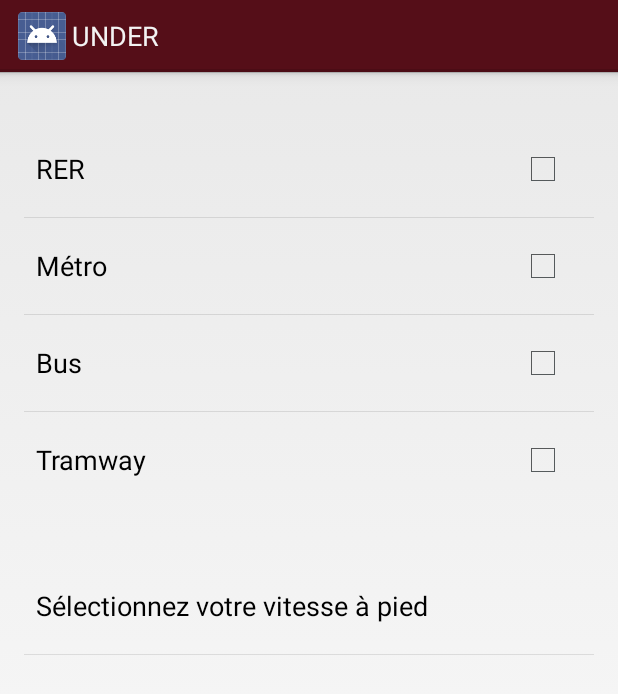
After one commit to PoulpiFr/Pegasus, an Android app: the fragment ItinaryPreferenceFragment shown on its own in the app's theme, on a phone screen of 412 x 824 dp. The commit adds this screen. Shown: the top 694 px of the screen. Run offline under Robolectric (Android 15) with nearby library versions, the phone set to English and light mode, and no system bars.

Commit message:
preference fragment and google api en français

```diff
--- a/pegasus/src/main/java/fr/poulpi/pegasus/MainActivity.java
+++ b/pegasus/src/main/java/fr/poulpi/pegasus/MainActivity.java
@@ -4,8 +4,10 @@ import android.app.Activity;
 import android.app.Fragment;
 import android.app.FragmentManager;
 import android.app.FragmentTransaction;
+import android.content.SharedPreferences;
 import android.content.res.Configuration;
 import android.os.Bundle;
+import android.preference.PreferenceManager;
 import android.support.v4.app.ActionBarDrawerToggle;
 import android.support.v4.view.GravityCompat;
 import android.support.v4.widget.DrawerLayout;
@@ -22,6 +24,7 @@ import java.util.Arrays;
 import fr.poulpi.pegasus.adapters.DrawerItemAdapter;
 import fr.poulpi.pegasus.cards.ItinarySearchCard;
 import fr.poulpi.pegasus.fragments.ItinaryFragment;
+import fr.poulpi.pegasus.fragments.ItinaryPreferenceFragment;
 import fr.poulpi.pegasus.fragments.MetroMapFragment;
 import fr.poulpi.pegasus.fragments.OfflineFragment;
 import fr.poulpi.pegasus.fragments.SearchFragment;
@@ -110,8 +113,14 @@ public class MainActivity extends Activity implements StopFragment.OnFragmentInt
     private void selectItem(int position) {
 
         Fragment fragment;
-        if(position == 1){
+        if(position == 0) {
+            fragment = SearchFragment.newInstance();
+        }
+        else if(position == 1) {
             fragment = MetroMapFragment.newInstance();
+        }
+        else if(position == 4){
+                fragment = ItinaryPreferenceFragment.newInstance();
         } else {
            fragment = new OfflineFragment();
         }
@@ -250,4 +259,6 @@ public class MainActivity extends Activity implements StopFragment.OnFragmentInt
         }
 
     }
+
+
 }
--- /dev/null
+++ b/pegasus/src/main/java/fr/poulpi/pegasus/fragments/ItinaryPreferenceFragment.java
@@ -0,0 +1,38 @@
+package fr.poulpi.pegasus.fragments;
+
+/**
+ * Created by paul-henri on 3/26/14.
+ */
+
+import android.app.Fragment;
+import android.content.SharedPreferences;
+import android.os.Bundle;
+import android.preference.PreferenceFragment;
+import android.preference.PreferenceManager;
+import android.view.LayoutInflater;
+import android.view.View;
+import android.view.ViewGroup;
+import android.widget.CheckBox;
+import android.widget.TextView;
+
+import fr.poulpi.pegasus.R;
+import retrofit.RestAdapter;
+
+public class ItinaryPreferenceFragment extends PreferenceFragment {
+
+    @Override
+    public void onCreate(Bundle savedInstanceState) {
+        // TODO Auto-generated method stub
+        super.onCreate(savedInstanceState);
+
+        // Load the preferences from an XML resource
+        addPreferencesFromResource(R.xml.itinary_preferences);
+    }
+
+    public static ItinaryPreferenceFragment newInstance() {
+
+        ItinaryPreferenceFragment fragment = new ItinaryPreferenceFragment();
+        return fragment;
+
+    }
+}
--- a/pegasus/src/main/java/fr/poulpi/pegasus/fragments/SearchFragment.java
+++ b/pegasus/src/main/java/fr/poulpi/pegasus/fragments/SearchFragment.java
@@ -166,8 +166,7 @@ public class SearchFragment extends Fragment implements PredictionsInterface, Ti
         // Create an instance of our API interface.
         GooglePlaceAPIInterface tmp = restAdapter.create(GooglePlaceAPIInterface.class);
 
-        tmp.response("true","AIzaSyDayrc8izwz8IG8OiA48tUJcFObFW0WLYw","country:fr", str, predictionsCallback);
-
+        tmp.response("true","AIzaSyDayrc8izwz8IG8OiA48tUJcFObFW0WLYw","48.85647,2.34421","35000","fr","country:fr", str, predictionsCallback);
     }
 
     @Override
--- a/pegasus/src/main/java/fr/poulpi/pegasus/interfaces/GooglePlaceAPIInterface.java
+++ b/pegasus/src/main/java/fr/poulpi/pegasus/interfaces/GooglePlaceAPIInterface.java
@@ -14,17 +14,20 @@ import retrofit.http.Query;
 public interface GooglePlaceAPIInterface {
 
     @GET("/autocomplete/json")
-
     void response(
             @Query("sensor") String sensor,
             @Query("key") String key,
+            // "lat,lon"
+            @Query("location") String location,
+            // "1000" = 1km
+            @Query("radius") String radius,
+            @Query("language") String language,
             @Query("components") String components,
             @Query("input") String input,
             Callback<ApiPredictionsResponse> cb
     );
 
     @GET("/details/json")
-
     void details(
             @Query("sensor") String sensor,
             @Query("key") String key,
--- a/pegasus/src/main/java/fr/poulpi/pegasus/interfaces/OTPOpenTripPlanner.java
+++ b/pegasus/src/main/java/fr/poulpi/pegasus/interfaces/OTPOpenTripPlanner.java
@@ -20,6 +20,8 @@ public interface OTPOpenTripPlanner {
             @Query("date") String date,
             Callback<OTPResponse> cb
     );
+
+    // http://docs.opentripplanner.org/apidoc/0.11.0/resource_Planner.html
 
     @Headers("Accept: application/json")
     @GET("/plan")
--- a/pegasus/src/main/res/values/arrays.xml
+++ b/pegasus/src/main/res/values/arrays.xml
@@ -13,4 +13,16 @@
         <item>Arrivée</item>
     </string-array>
 
+    <string-array name="marche_entry_array">
+        <item>Bon marcheur</item>
+        <item>Marcheur normal</item>
+        <item>Marcheur avec difficultés</item>
+    </string-array>
+
+    <string-array name="marche_value_array">
+        <item>bon_marcheur</item>
+        <item>marcheur_normal</item>
+        <item>marcheur_avec_difficultes</item>
+    </string-array>
+
 </resources>
--- /dev/null
+++ b/pegasus/src/main/res/xml/itinary_preferences.xml
@@ -0,0 +1,35 @@
+<?xml version="1.0" encoding="utf-8"?>
+
+<PreferenceScreen xmlns:android="http://schemas.android.com/apk/res/android">
+
+    <PreferenceCategory>
+
+        <CheckBoxPreference
+            android:key="checkbox_rer"
+            android:title="RER" />
+
+        <CheckBoxPreference
+            android:key="checkbox_metro"
+            android:title="Métro" />
+
+        <CheckBoxPreference
+            android:key="checkbox_bus"
+            android:title="Bus" />
+
+        <CheckBoxPreference
+            android:key="checkbox_tramway"
+            android:title="Tramway"/>
+
+    </PreferenceCategory>
+
+    <PreferenceCategory>
+
+        <ListPreference
+            android:title="Sélectionnez votre vitesse à pied"
+            android:key="marche_list"
+            android:entries="@array/marche_entry_array"
+            android:entryValues="@array/marche_value_array" />
+
+    </PreferenceCategory>
+
+</PreferenceScreen>
```
